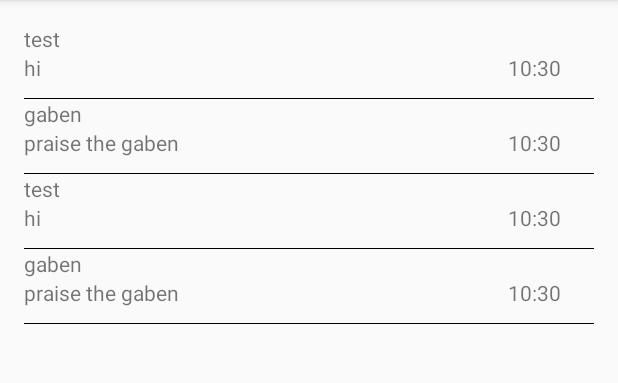
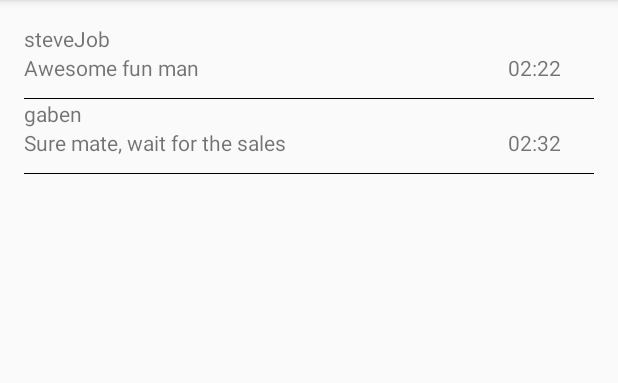
Before and after one commit to SeiryuZ/BIWirelessMobile, an Android app: the ChatList screen opened directly, with no data from a screen before it, on a phone screen of 412 x 824 dp, the part 84-467 px from its top. Run offline under Robolectric (Android 15) with nearby library versions, the light colour scheme and no system bars.

Commit message:
Update code week 4

```diff
--- a/MySecureChat/app/src/main/java/com/example/seiry/mysecurechat/ChatList.java
+++ b/MySecureChat/app/src/main/java/com/example/seiry/mysecurechat/ChatList.java
@@ -14,14 +14,19 @@ import android.widget.TextView;
 
 import org.w3c.dom.Text;
 
+import java.lang.reflect.Array;
+import java.text.DateFormat;
 import java.text.SimpleDateFormat;
 import java.util.ArrayList;
+import java.util.Calendar;
 import java.util.Date;
 import java.util.HashMap;
+import java.util.LinkedHashMap;
+import java.util.Map;
 
 public class ChatList extends AppCompatActivity {
 
-    public static ArrayList<Message> messages = new ArrayList<Message>();
+    public static LinkedHashMap<String, ArrayList<Message>> messages = new LinkedHashMap();
 
     private SwipeRefreshLayout refreshLayout;
     private RecyclerView mRecyclerView;
@@ -34,9 +39,37 @@ public class ChatList extends AppCompatActivity {
         super.onCreate(savedInstanceState);
         setContentView(R.layout.activity_chat_list);
 
-        // Populate messages for now
-        messages.add(new Message("steven", "test", "hi", true));
-        messages.add(new Message("steven", "gaben", "praise the gaben", true));
+        // Populate messages manually, later we will use database
+        Calendar cal = Calendar.getInstance();
+
+        messages.put("steveJob", new ArrayList<Message>());
+
+        // Latest message is on the first index
+        cal.set(2017, 3, 13, 14, 22);
+        messages.get("steveJob").add(
+                new Message("Awesome fun man", cal.getTime().getTime(),
+                        true, Message.Type.INCOMING)
+        );
+        cal.set(2017, 3, 13, 14, 20);
+        messages.get("steveJob").add(
+                new Message("Hi there, having fun up there?", cal.getTime().getTime(),
+                        true, Message.Type.OUTGOING)
+        );
+
+
+        messages.put("gaben", new ArrayList<Message>());
+        cal.set(2017, 3, 13, 14, 32);
+        messages.get("gaben").add(
+                new Message("Sure mate, wait for the sales", cal.getTime().getTime(),
+                        true, Message.Type.INCOMING)
+        );
+        cal.set(2017, 3, 13, 14, 30);
+        messages.get("gaben").add(
+                new Message("Hi GabeN, can we get more discount?", cal.getTime().getTime(),
+                        true, Message.Type.OUTGOING)
+        );
+
+
 
         mRecyclerView = (RecyclerView) findViewById(R.id.recyclerView);
 
@@ -70,7 +103,7 @@ public class ChatList extends AppCompatActivity {
 
 
 class MessageAdapter extends RecyclerView.Adapter<MessageAdapter.MessageHolder>{
-    private ArrayList<Message> messages;
+    public static LinkedHashMap<String, ArrayList<Message>> messages;
 
     class MessageHolder extends RecyclerView.ViewHolder {
         public TextView recipientText;
@@ -80,7 +113,7 @@ class MessageAdapter extends RecyclerView.Adapter<MessageAdapter.MessageHolder>{
         public MessageHolder(View v) {
             super(v);
 
-            recipientText = (TextView) v.findViewById(R.id.chat_row_recipient);
+            recipientText = (TextView) v.findViewById(R.id.chat_row_user);
             messageText = (TextView) v.findViewById(R.id.chat_row_message);
             createdText = (TextView) v.findViewById(R.id.chat_row_time);
 
@@ -89,7 +122,17 @@ class MessageAdapter extends RecyclerView.Adapter<MessageAdapter.MessageHolder>{
                 @Override
                 public void onClick(View view) {
                     Intent intent = new Intent(view.getContext(), ChatDetails.class);
-                    intent.putExtra("recipients", messages.get(getAdapterPosition()).getRecipient());
+
+                    // Look for the correct user
+                    // THIS IS NOT GOOD AT ALL, WE'LL REPLACE THIS WITH DB CALL LATER
+                    Integer counter = 0;
+                    String currentUser = "DEFAULT";
+                    for (String user: messages.keySet()) {
+                        currentUser = user;
+                        if (counter == getAdapterPosition()) {break;}
+                        counter++;
+                    }
+                    intent.putExtra("recipients", currentUser);
                     view.getContext().startActivity(intent);
                 }
             });
@@ -106,14 +149,27 @@ class MessageAdapter extends RecyclerView.Adapter<MessageAdapter.MessageHolder>{
 
     @Override
     public void onBindViewHolder(MessageHolder holder, int position) {
-        // Set all the variables to the respective components
-        Message message = messages.get(position);
-        holder.recipientText.setText(message.getRecipient());
-        holder.messageText.setText(message.getMessage());
+        // Look for the correct user and message list
+        // THIS IS NOT GOOD AT ALL, WE'LL REPLACE THIS WITH DB CALL LATER
+        Integer counter = 0;
+        String currentUser = "DEFAULT";
+        ArrayList<Message> userMessages = new ArrayList<>();
+        for (Map.Entry<String, ArrayList<Message>> entry: messages.entrySet()) {
+            currentUser = entry.getKey();
+            userMessages = entry.getValue();
+
+            if (counter == position) {break;}
+            counter++;
+        }
+
+
+        // Set all the variables to the respective component
+        holder.recipientText.setText(currentUser);
+        holder.messageText.setText(userMessages.get(0).getMessage());
 
         // Change unix timestamp to Hour:Minute format
         SimpleDateFormat formatter = new SimpleDateFormat("hh:mm");
-        holder.createdText.setText(formatter.format(new Date(message.getCreated())));
+        holder.createdText.setText(formatter.format(new Date(userMessages.get(0).getCreated())));
     }
 
     @Override
@@ -121,7 +177,7 @@ class MessageAdapter extends RecyclerView.Adapter<MessageAdapter.MessageHolder>{
         return messages.size();
     }
 
-    public MessageAdapter(ArrayList messages) {
+    public MessageAdapter(LinkedHashMap messages) {
         this.messages = messages;
     }
 
--- a/MySecureChat/app/src/main/java/com/example/seiry/mysecurechat/Message.java
+++ b/MySecureChat/app/src/main/java/com/example/seiry/mysecurechat/Message.java
@@ -6,30 +6,35 @@ package com.example.seiry.mysecurechat;
 
 public class Message {
     // This class will represent every single message we send/receive
-
-    private String sender;
-    private String recipient;
-
     private String message;
     private Long created;
     private Boolean isRead;
+    private int messageType;
 
-    public Message(String sender, String recipient, String message, Boolean isRead) {
-        this.sender = sender;
-        this.recipient = recipient;
+    // Type of message
+    public static class Type {
+        public static final int INCOMING = 1;
+        public static final int OUTGOING = 2;
+    }
+
+    public Message(String message, long created, Boolean isRead, int messageType) {
+        this.message = message;
+        this.created = created;
+        this.isRead = isRead;
+        this.messageType = messageType;
+    }
+
+    public Message(String message, Boolean isRead, int messageType) {
         this.message = message;
 
-        // Unix timestamp
+        // Not provided time, current time
         this.created = System.currentTimeMillis();
         this.isRead = isRead;
+        this.messageType = messageType;
     }
 
-    public String getSender() {
-        return sender;
-    }
-
-    public String getRecipient() {
-        return recipient;
+    public int getMessageType() {
+        return messageType;
     }
 
     public String getMessage() {
--- a/MySecureChat/app/src/main/res/layout/activity_chat_list.xml
+++ b/MySecureChat/app/src/main/res/layout/activity_chat_list.xml
@@ -11,10 +11,12 @@
     android:paddingRight="@dimen/activity_horizontal_margin"
     android:paddingTop="@dimen/activity_vertical_margin"
     tools:context="com.example.seiry.mysecurechat.ChatList">
+
     <android.support.v4.widget.SwipeRefreshLayout
         android:id="@+id/swipeRefreshLayout"
         android:layout_width="match_parent"
         android:layout_height="match_parent">
+
         <android.support.v7.widget.RecyclerView
             android:id="@+id/recyclerView"
             android:layout_width="match_parent"
@@ -23,5 +25,6 @@
             android:layout_alignParentTop="true"
             android:layout_alignParentLeft="true"
             android:layout_alignParentStart="true" />
+
     </android.support.v4.widget.SwipeRefreshLayout>
 </RelativeLayout>
--- a/MySecureChat/app/src/main/res/layout/chat_list_row.xml
+++ b/MySecureChat/app/src/main/res/layout/chat_list_row.xml
@@ -6,13 +6,12 @@
     <TextView
         android:layout_width="match_parent"
         android:layout_height="19dp"
-        android:text="Sender"
-        android:id="@+id/chat_row_recipient"/>
+        android:text="user"
+        android:id="@+id/chat_row_user"/>
 
     <LinearLayout
         android:layout_width="match_parent"
         android:layout_height="30dp"
-        android:layout_below="@id/chat_row_recipient"
         android:orientation="horizontal">
 
         <TextView
```
Also changed, not shown: MySecureChat/app/build.gradle (+3 -4 lines), MySecureChat/app/src/main/java/com/example/seiry/mysecurechat/ChatDetails.java (+4 -7 lines), MySecureChat/app/src/main/java/com/example/seiry/mysecurechat/User.java (added, +18 -0 lines).
